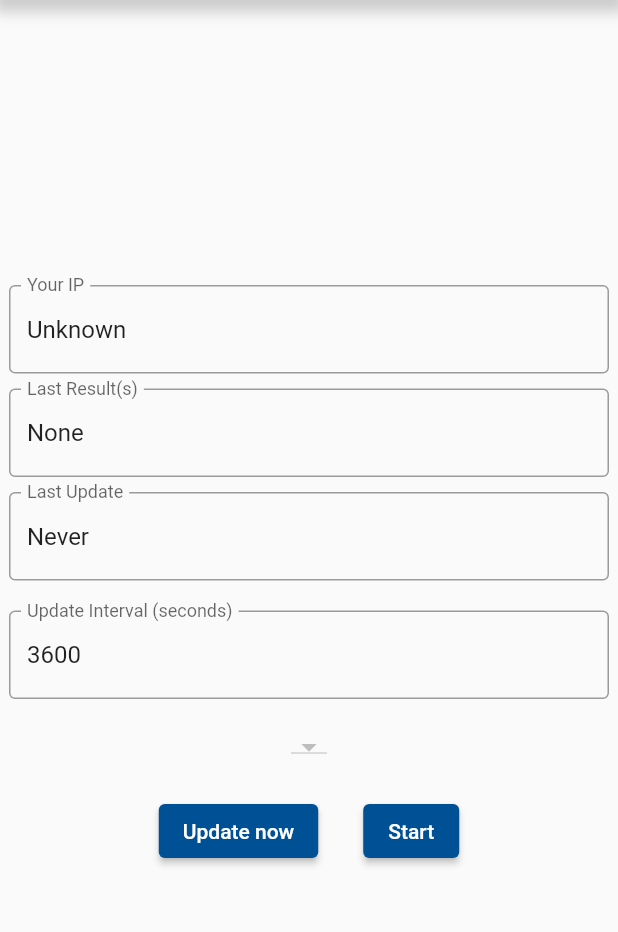
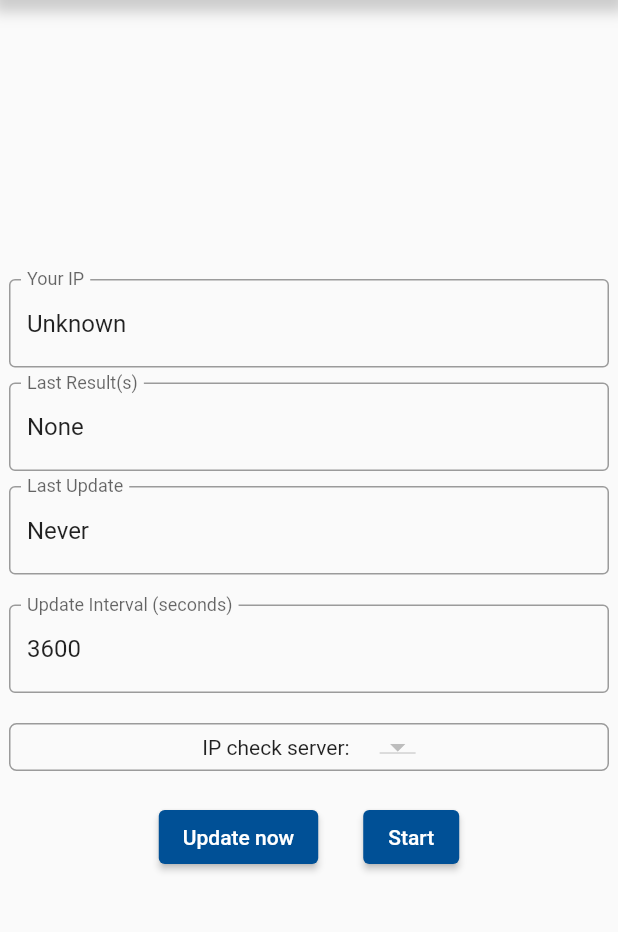
Before and after one commit to MarkusJx/dyndns_client, a Flutter app: the screen it shows after launch, on a phone screen of 412 x 824 dp, the part 84-1016 px from its top. Run offline on Flutter 3.47's test engine with Material 2 defaults, Android fonts, the phone set to English and light mode, and no system bars; our stand-ins replace flutter_secure_storage, logger, synchronized; missing offline and left inert: bitsdojo_window, ddns_client, system_tray.

Commit message:
Add website selector info text
Signed-off-by: Markus <28785953+MarkusJx@users.noreply.github.com>

```diff
--- a/lib/update.dart
+++ b/lib/update.dart
@@ -275,8 +275,10 @@ class _UpdateState extends State<Update> {
   List<DropdownMenuItem<String>>? _getAddressWebsites() {
     try {
       final websites = PublicAddressWebsite.websites
-          .map((e) => DropdownMenuItem(
-              child: Text(e.uri.host), value: e.uri.toString()))
+          .map(
+            (e) => DropdownMenuItem(
+                child: Text(e.uri.host), value: e.uri.toString()),
+          )
           .toList();
       websites.insert(
           0, const DropdownMenuItem(child: Text("Random"), value: "Random"));
@@ -349,6 +351,18 @@ class _UpdateState extends State<Update> {
                 labelText: "Update Interval (seconds)"),
           ),
           const SizedBox(height: 20),
+          Container(
+            padding: const EdgeInsets.all(3.0),
+            decoration: BoxDecoration(
+              border: Border.all(color: Colors.black38),
+              borderRadius: const BorderRadius.all(Radius.circular(5.0)),
+            ),
+            child: Row(
+              mainAxisAlignment: MainAxisAlignment.center,
+              crossAxisAlignment: CrossAxisAlignment.center,
+              children: [
+                const Text("IP check server:"),
+                const SizedBox(width: 20),
                 DropdownButton<String>(
                   items: _getAddressWebsites(),
                   elevation: 16,
@@ -358,10 +372,13 @@ class _UpdateState extends State<Update> {
                       : (String? value) {
                           _setAddressWebsite(value!);
                           setState(() => _selectedAddressWebsite = value);
-                    }),
+                        },
+                ),
+              ],
+            ),
+          ),
           const SizedBox(height: 20),
-          Center(
-            child: Row(
+          Row(
             mainAxisAlignment: MainAxisAlignment.center,
             crossAxisAlignment: CrossAxisAlignment.center,
             children: [
@@ -373,7 +390,8 @@ class _UpdateState extends State<Update> {
                         await _fetchAndUpdateIp(force: true);
                         setState(() => _updateIntervalFieldReadOnly = false);
                       },
-                    child: const Text("Update now")),
+                child: const Text("Update now"),
+              ),
               const SizedBox(width: 30),
               ElevatedButton(
                 onPressed: _buttonsDisabled
@@ -385,10 +403,10 @@ class _UpdateState extends State<Update> {
                           _startWatching();
                         }
                       },
-                    child: Text(_running ? "Stop" : "Start"))
+                child: Text(_running ? "Stop" : "Start"),
+              )
             ],
           ),
-          )
         ],
       ),
     );
```
Lines whose indentation alone changed are shown as unchanged.
